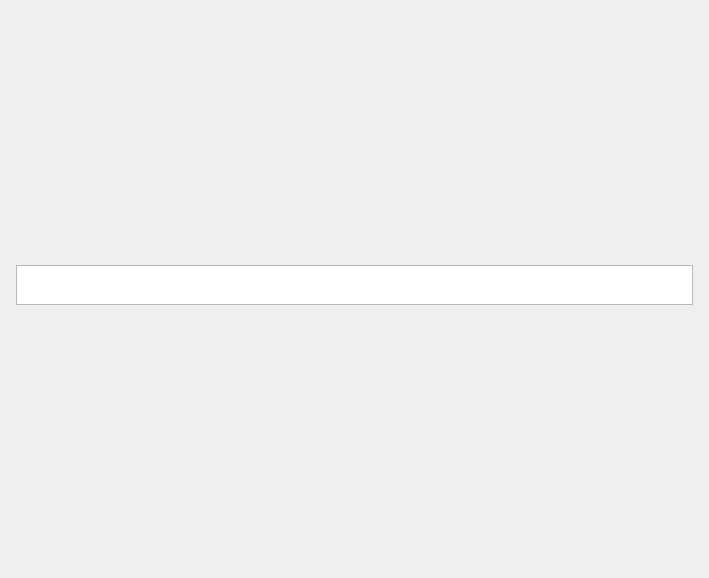
Before: the Qt Designer form src/ui/main/window.ui in luanws/new-hasd, drawn with Qt 5.
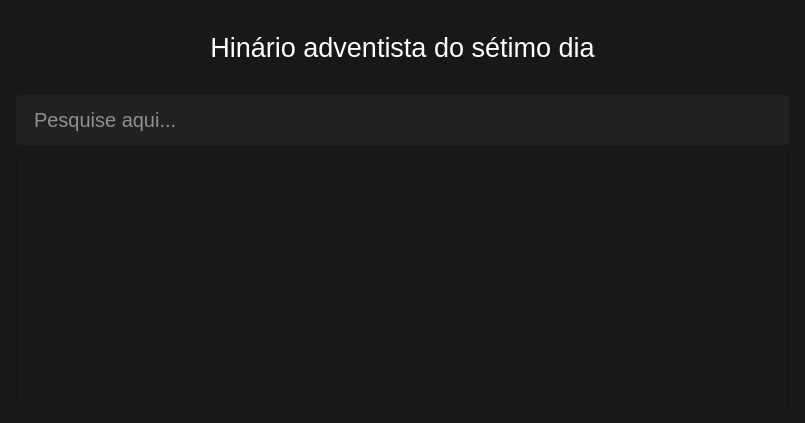
After: the same form once the commit is applied.

Commit message: feat(ui): main

What changed in the file:
```diff
--- a/src/ui/main/window.ui
+++ b/src/ui/main/window.ui
@@ -6,8 +6,8 @@
    <rect>
     <x>0</x>
     <y>0</y>
-    <width>709</width>
-    <height>578</height>
+    <width>805</width>
+    <height>423</height>
    </rect>
   </property>
   <property name="windowTitle">
@@ -26,7 +26,14 @@
 }</string>
   </property>
   <widget class="QWidget" name="centralwidget">
+   <property name="styleSheet">
+    <string notr="true">background-color: #181818;
+padding: 24px;</string>
+   </property>
    <layout class="QVBoxLayout" name="verticalLayout">
+    <property name="spacing">
+     <number>8</number>
+    </property>
     <property name="leftMargin">
      <number>16</number>
     </property>
@@ -40,15 +47,61 @@
      <number>16</number>
     </property>
     <item>
-     <widget class="QPlainTextEdit" name="plainTextEdit">
-      <property name="maximumSize">
-       <size>
-        <width>16777215</width>
-        <height>40</height>
-       </size>
+     <widget class="QLabel" name="label">
+      <property name="font">
+       <font>
+        <pointsize>20</pointsize>
+       </font>
+      </property>
+      <property name="styleSheet">
+       <string notr="true">color: white;</string>
+      </property>
+      <property name="text">
+       <string>Hinário adventista do sétimo dia</string>
+      </property>
+      <property name="alignment">
+       <set>Qt::AlignCenter</set>
       </property>
      </widget>
     </item>
+    <item>
+     <layout class="QGridLayout" name="gridLayout">
+      <item row="0" column="0">
+       <widget class="QLineEdit" name="lineEdit">
+        <property name="maximumSize">
+         <size>
+          <width>1024</width>
+          <height>16777215</height>
+         </size>
+        </property>
+        <property name="styleSheet">
+         <string notr="true">border-radius: 5px;
+background-color: #212121;
+text-align: center;
+color: white;
+padding: 12px 16px;
+font-size: 20px;</string>
+        </property>
+        <property name="text">
+         <string/>
+        </property>
+        <property name="placeholderText">
+         <string>Pesquise aqui...</string>
+        </property>
+       </widget>
+      </item>
+      <item row="1" column="0">
+       <widget class="QListWidget" name="listWidget">
+        <property name="maximumSize">
+         <size>
+          <width>1024</width>
+          <height>16777215</height>
+         </size>
+        </property>
+       </widget>
+      </item>
+     </layout>
+    </item>
    </layout>
   </widget>
   <action name="actionSair">
```
The commit also changes 1 other file.
